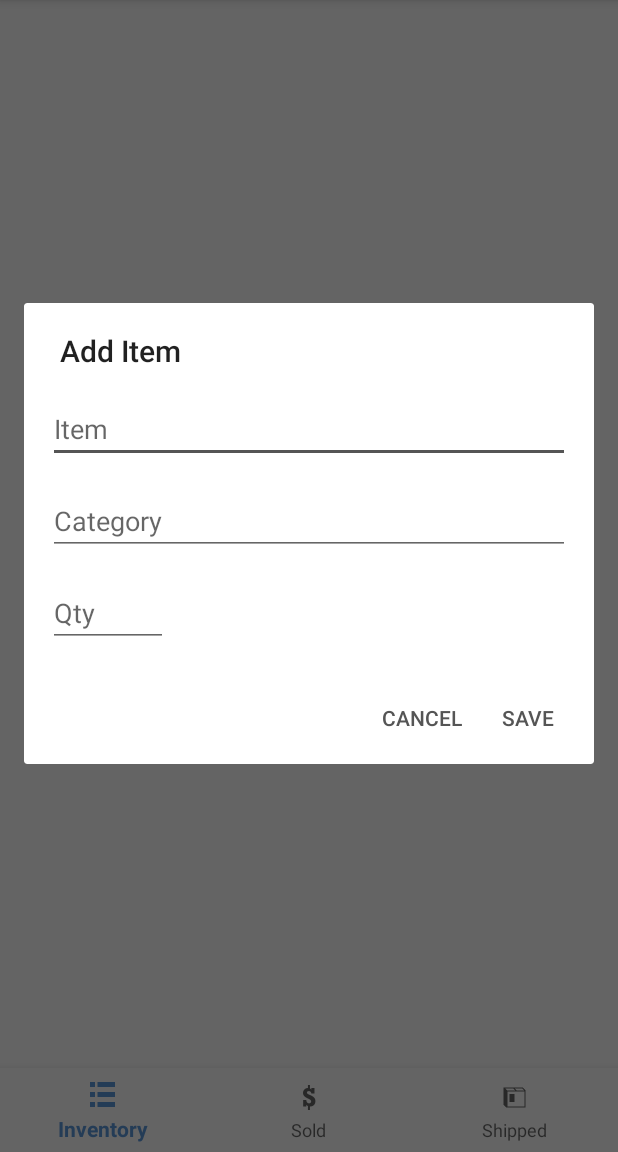
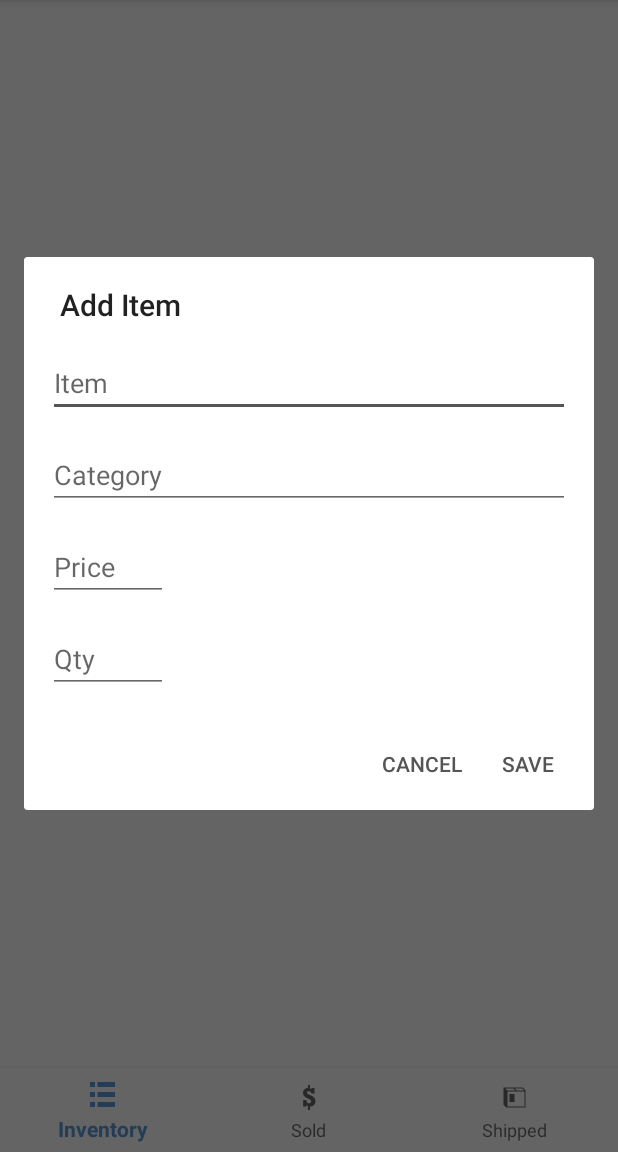
Before and after one commit to jonahboe/TallyUp, an Android app: the screen it shows after launch (MainActivity), after a tap on "Add Item", on a phone screen of 412 x 824 dp, the part 84-1236 px from its top. Run offline under Robolectric (Android 15) with nearby library versions, the phone set to English and light mode, and no system bars.

Commit message:
Added price box to new item prompt

```diff
--- a/app/src/main/java/com/myapplication/AddItemDialog.java
+++ b/app/src/main/java/com/myapplication/AddItemDialog.java
@@ -10,12 +10,14 @@ import android.view.LayoutInflater;
 import android.view.View;
 import android.widget.EditText;
 
+import static java.lang.Float.parseFloat;
 import static java.lang.Integer.parseInt;
 
 public class AddItemDialog extends AppCompatDialogFragment {
 
     private EditText editTextItem;
     private EditText editTextCategory;
+    private EditText editTextPrice;
     private EditText editTextQuantity;
     private AddItemDialogListener listener;
 
@@ -39,13 +41,15 @@ public class AddItemDialog extends AppCompatDialogFragment {
                     public void onClick(DialogInterface dialog, int which) {
                         String item = editTextItem.getText().toString();
                         String category = editTextCategory.getText().toString();
+                        float price = parseFloat(editTextPrice.getText().toString());
                         int quantity = parseInt(editTextQuantity.getText().toString());
-                        listener.returnText(item,category,quantity);
+                        listener.returnText(item,category,price,quantity);
                     }
                 });
 
         editTextItem = view.findViewById(R.id.itemText);
         editTextCategory = view.findViewById(R.id.categoryText);
+        editTextPrice = view.findViewById(R.id.priceText);
         editTextQuantity = view.findViewById(R.id.quantityText);
 
         return builder.create();
@@ -64,7 +68,7 @@ public class AddItemDialog extends AppCompatDialogFragment {
 
     // An listener for our item adder
     public interface AddItemDialogListener {
-        void returnText(String item, String category, int quantity);
+        void returnText(String item, String category, float price, int quantity);
     }
 
 }
--- a/app/src/main/java/com/myapplication/MainActivity.java
+++ b/app/src/main/java/com/myapplication/MainActivity.java
@@ -81,7 +81,7 @@ public class MainActivity extends AppCompatActivity implements AddItemDialog.Add
     }
 
     @Override
-    public void returnText(String item, String category, int quantity) {
+    public void returnText(String item, String category, float price, int quantity) {
         // TODO save the items received from the listener
     }
 }
--- a/app/src/main/res/layout/add_item_dialog.xml
+++ b/app/src/main/res/layout/add_item_dialog.xml
@@ -20,10 +20,19 @@
         android:hint="Category" />
 
     <EditText
+        android:id="@+id/priceText"
+        android:layout_width="80dp"
+        android:layout_height="wrap_content"
+        android:layout_below="@+id/categoryText"
+        android:layout_marginTop="16dp"
+        android:hint="Price"
+        android:inputType="numberDecimal" />
+
+    <EditText
         android:id="@+id/quantityText"
         android:layout_width="80dp"
         android:layout_height="wrap_content"
-        android:layout_below="@+id/categoryText"
+        android:layout_below="@+id/priceText"
         android:layout_marginTop="16dp"
         android:hint="Qty"
         android:inputType="number" />
```
